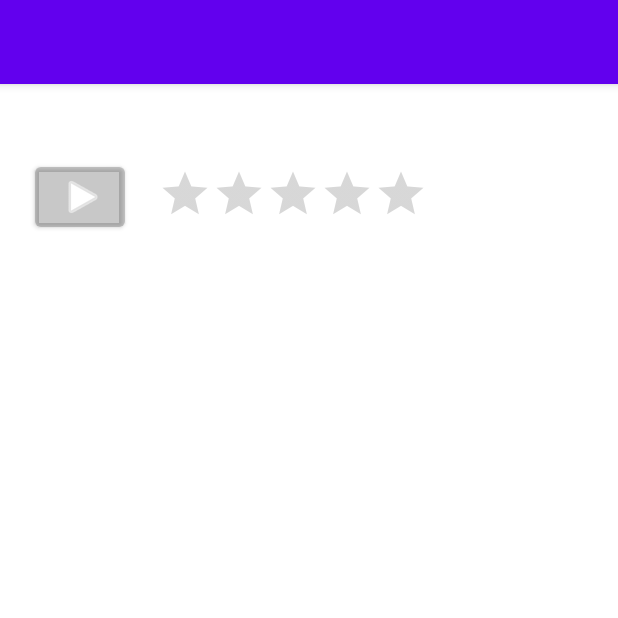
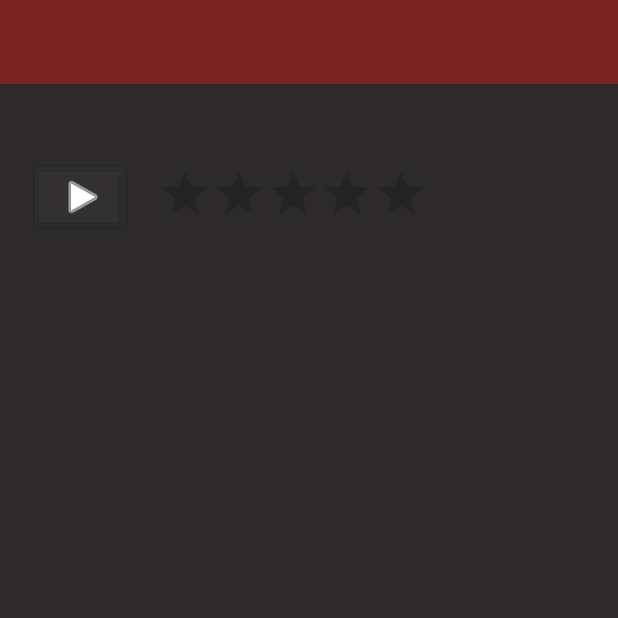
Before and after one commit to mahakbindal/Flixster, an Android app: the MovieDetails screen opened directly, with no data from a screen before it, on a phone screen of 412 x 824 dp, the top half of it. Run offline under Robolectric (Android 15) with nearby library versions, the phone set to English and light mode, and no system bars; libraries missing offline, so code that uses them is left out: com.codepath.asynchttpclient, jp.wasabeef.glide; pictures from the network do not load; 1 statement that could not run was skipped.

Commit message:
improved ui and updated gif

```diff
--- a/app/src/main/java/com/example/flixster/MovieDetails.java
+++ b/app/src/main/java/com/example/flixster/MovieDetails.java
@@ -1,9 +1,12 @@
 package com.example.flixster;
 
+import androidx.appcompat.app.ActionBar;
 import androidx.appcompat.app.AppCompatActivity;
 
 import android.content.Intent;
 import android.content.res.Configuration;
+import android.graphics.Color;
+import android.graphics.drawable.ColorDrawable;
 import android.os.Bundle;
 import android.util.Log;
 import android.view.View;
@@ -11,6 +14,7 @@ import android.widget.EditText;
 import android.widget.ImageView;
 import android.widget.RatingBar;
 import android.widget.TextView;
+import android.widget.Toolbar;
 
 import com.bumptech.glide.Glide;
 import com.codepath.asynchttpclient.AsyncHttpClient;
@@ -45,8 +49,13 @@ public class MovieDetails extends AppCompatActivity {
         String title = i.getStringExtra("title");
         String overview = i.getStringExtra("overview");
 
-        // Set Action Bar title to title of movie
-        getSupportActionBar().setTitle(i.getStringExtra("title"));
+        // Customize action bar (title and color)
+        ActionBar toolbar;
+        toolbar = getSupportActionBar();
+        toolbar.setTitle(i.getStringExtra("title"));
+
+        ColorDrawable colorDrawable = new ColorDrawable(Color.parseColor("#7a2121"));
+        toolbar.setBackgroundDrawable(colorDrawable);
 
         float voteAverage = (float) i.getDoubleExtra("movieRating", 0);
 
--- a/app/src/main/res/layout/activity_movie_details.xml
+++ b/app/src/main/res/layout/activity_movie_details.xml
@@ -4,6 +4,7 @@
     xmlns:tools="http://schemas.android.com/tools"
     android:layout_width="match_parent"
     android:layout_height="match_parent"
+    android:background="#2C2A2A"
     tools:context=".MovieDetails">
 
     <ImageView
@@ -25,6 +26,7 @@
         android:layout_toEndOf="@+id/ivPosterDesc"
         android:layout_toRightOf="@id/ivPosterDesc"
         android:numStars="5"
+        android:progressTint="#FFEB3B"
         android:stepSize="0.5" />
 
     <TextView
@@ -38,6 +40,7 @@
         android:layout_marginTop="10dp"
         android:layout_toEndOf="@+id/ivPosterDesc"
         android:layout_toRightOf="@id/ivPosterDesc"
+        android:textColor="#FFFFFF"
         android:textSize="26sp"
         tools:text="A Quiet Place Part II" />
 
@@ -46,11 +49,12 @@
         android:layout_width="wrap_content"
         android:layout_height="wrap_content"
         android:layout_below="@+id/rbMovieRating"
-        android:layout_toRightOf="@id/ivPosterDesc"
         android:layout_alignParentEnd="true"
         android:layout_marginStart="4dp"
         android:layout_marginTop="10dp"
         android:layout_marginEnd="1dp"
+        android:layout_toRightOf="@id/ivPosterDesc"
+        android:textColor="#FFFFFF"
         android:textSize="16sp"
         tools:text="Following the events at home, the Abbott family now face the terrors of the outside world. Forced to venture into the unknown, they realize that the creatures that hunt by sound are not the only threats that lurk beyond the sand path." />
 
```
Also changed, not shown: app/src/main/java/com/example/flixster/MainActivity.java (+10 -1 lines), app/src/main/res/layout/item_movie.xml (+11 -7 lines), 2 other files.
